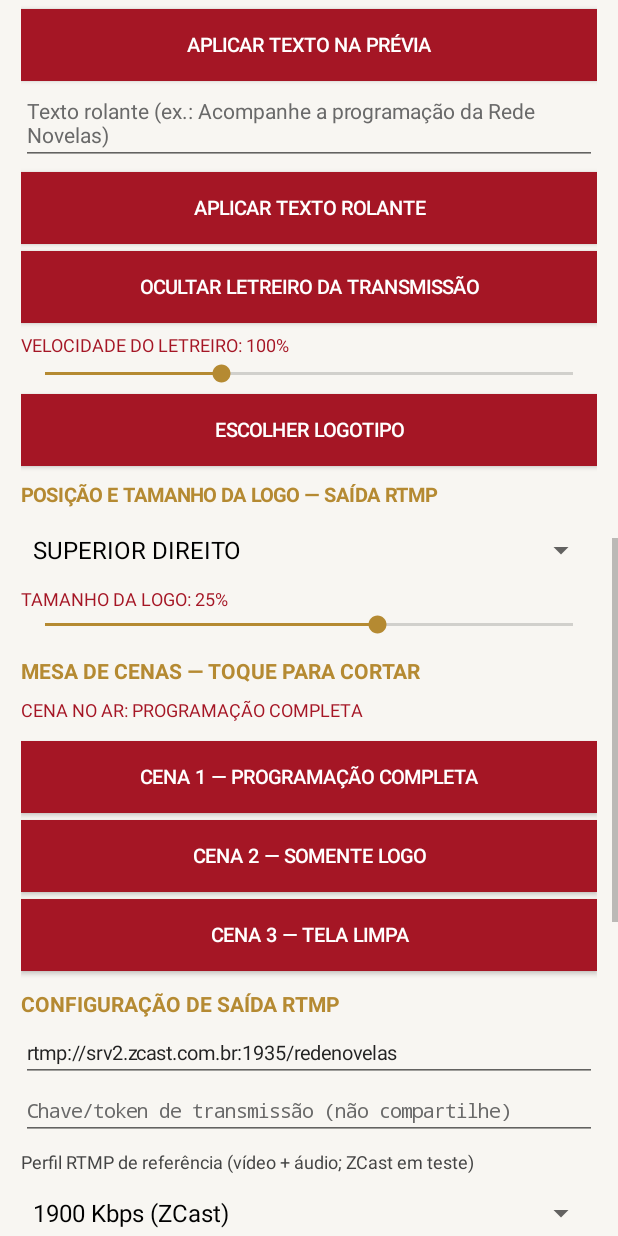
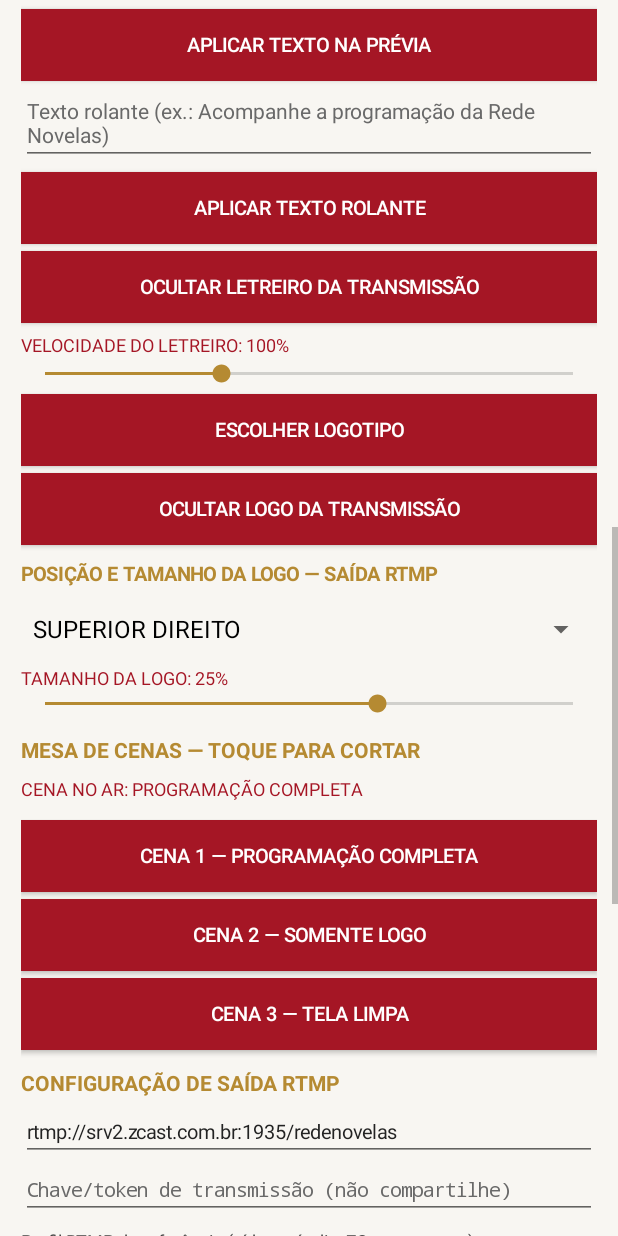
Before and after one commit to anjoslucas1994-glitch/OBS-Mobile-RN, an Android app: the screen it shows after launch (MainActivity), scrolled down 1153 dp, on a phone screen of 412 x 824 dp. Run offline under Robolectric (Android 15) with nearby library versions, the phone set to English and light mode, and no system bars; pictures from the network do not load.

Commit message:
Add live logo show-hide button with saved visibility preference independent of graphic scene

```diff
--- a/android-source/app/src/main/java/com/rednovelas/obsmobilern/MainActivity.kt
+++ b/android-source/app/src/main/java/com/rednovelas/obsmobilern/MainActivity.kt
@@ -33,6 +33,8 @@ class MainActivity : AppCompatActivity() {
     private var logoLayout = LogoLayout()
     private var tickerSpeedPercent = 100
     private var tickerVisible = true
+    private var logoVisible = true
+    private lateinit var logoVisibilityButton: Button
     private lateinit var tickerVisibilityButton: Button
     private enum class SceneMode { PROGRAMACAO, SOMENTE_LOGO, TELA_LIMPA }
     private lateinit var startLiveButton: Button
@@ -517,6 +519,23 @@ class MainActivity : AppCompatActivity() {
         }
         root.addView(logoButton)
 
+        logoVisible = graphicPrefs.getBoolean("logo_visible", true)
+        logoVisibilityButton = button(if (logoVisible)
+            "OCULTAR LOGO DA TRANSMISSÃO"
+        else "MOSTRAR LOGO NA TRANSMISSÃO")
+        logoVisibilityButton.setOnClickListener {
+            logoVisible = !logoVisible
+            graphicPrefs.edit().putBoolean("logo_visible", logoVisible).apply()
+            logoVisibilityButton.text = if (logoVisible)
+                "OCULTAR LOGO DA TRANSMISSÃO"
+            else "MOSTRAR LOGO NA TRANSMISSÃO"
+            applySelectedSceneToPreview()
+            refreshActiveBroadcastGraphics()
+            status.text = if (logoVisible) "LOGO: visível nas cenas com marca." else
+                "LOGO: oculta; imagem preservada para reativar."
+        }
+        root.addView(logoVisibilityButton)
+
         val logoControlsTitle = TextView(this).apply {
             text = "POSIÇÃO E TAMANHO DA LOGO — SAÍDA RTMP"
             textSize = 13f
@@ -802,7 +821,7 @@ class MainActivity : AppCompatActivity() {
         root.addView(warning)
 
         val footer = TextView(this).apply {
-            text = "VERSÃO 0.34 • RECONECTAR PRÉVIA M3U8 • REDE NOVELAS"
+            text = "VERSÃO 0.35 • LIGAR/DESLIGAR LOGO AO VIVO • REDE NOVELAS"
             textSize = 10f
             setTextColor(Color.GRAY)
             gravity = Gravity.CENTER
@@ -1066,7 +1085,7 @@ class MainActivity : AppCompatActivity() {
             dp(logoLayout.widthPercent * 3),
             gravity
         ).apply { setMargins(dp(8), dp(8), dp(8), dp(8)) }
-        logoOverlay.visibility = if (selectedScene != SceneMode.TELA_LIMPA &&
+        logoOverlay.visibility = if (logoVisible && selectedScene != SceneMode.TELA_LIMPA &&
             logoOverlay.drawable != null) View.VISIBLE else View.GONE
         overlayLabel.visibility = if (selectedScene == SceneMode.PROGRAMACAO &&
             overlayLabel.text.isNotBlank()) View.VISIBLE else View.GONE
@@ -1075,7 +1094,7 @@ class MainActivity : AppCompatActivity() {
     }
 
     private fun currentSceneLogo(): android.graphics.Bitmap? =
-        if (selectedScene == SceneMode.TELA_LIMPA) null else requireLogoBitmap()
+        if (!logoVisible || selectedScene == SceneMode.TELA_LIMPA) null else requireLogoBitmap()
 
     private fun currentSceneLowerThird(): String =
         if (selectedScene == SceneMode.PROGRAMACAO) overlayLabel.text.toString() else ""
```
